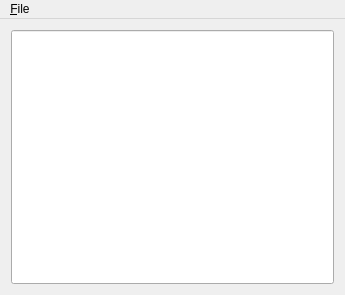
Before: the Qt Designer form design.ui in abel1502/QtCalc, drawn with Qt 5.
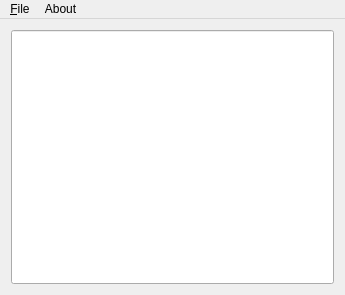
After: the same form once the commit is applied. Icons and pictures are not drawn.

```diff
--- a/design.ui
+++ b/design.ui
@@ -60,7 +60,14 @@
     <addaction name="separator"/>
     <addaction name="actionExit"/>
    </widget>
+   <widget class="QMenu" name="menuAbout">
+    <property name="title">
+     <string>About</string>
+    </property>
+    <addaction name="actionAbout"/>
+   </widget>
    <addaction name="menuFile"/>
+   <addaction name="menuAbout"/>
   </widget>
   <action name="actionExit">
    <property name="text">
```
Left out of the diff: 36 changed lines with no effect on the pictures.
